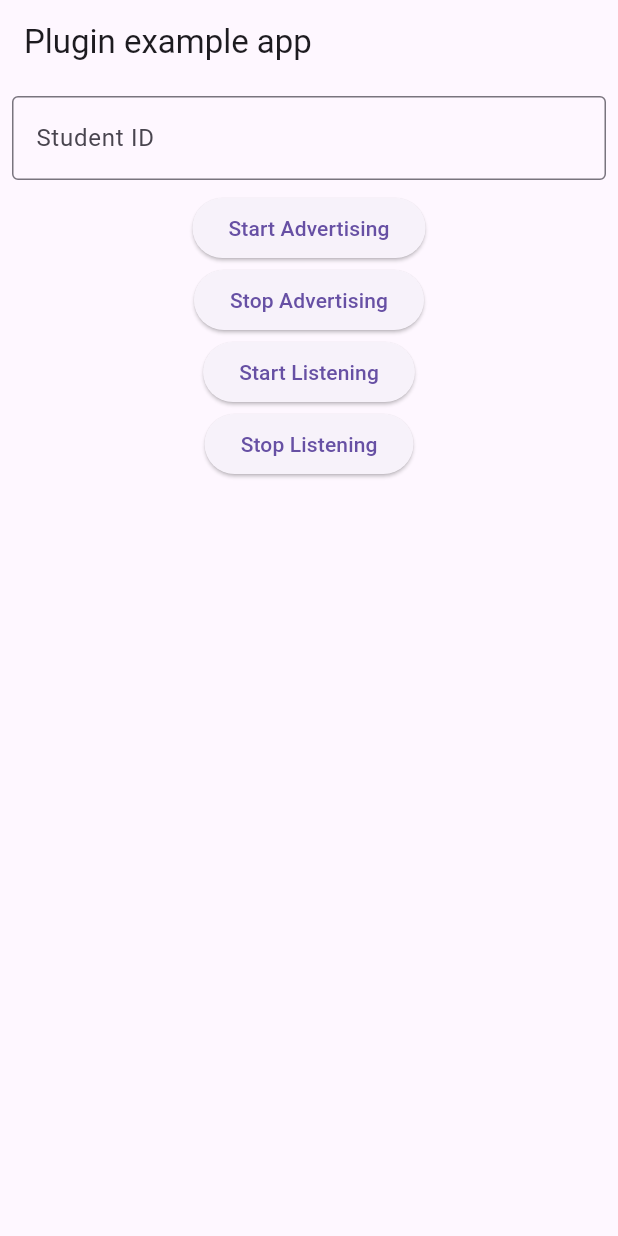
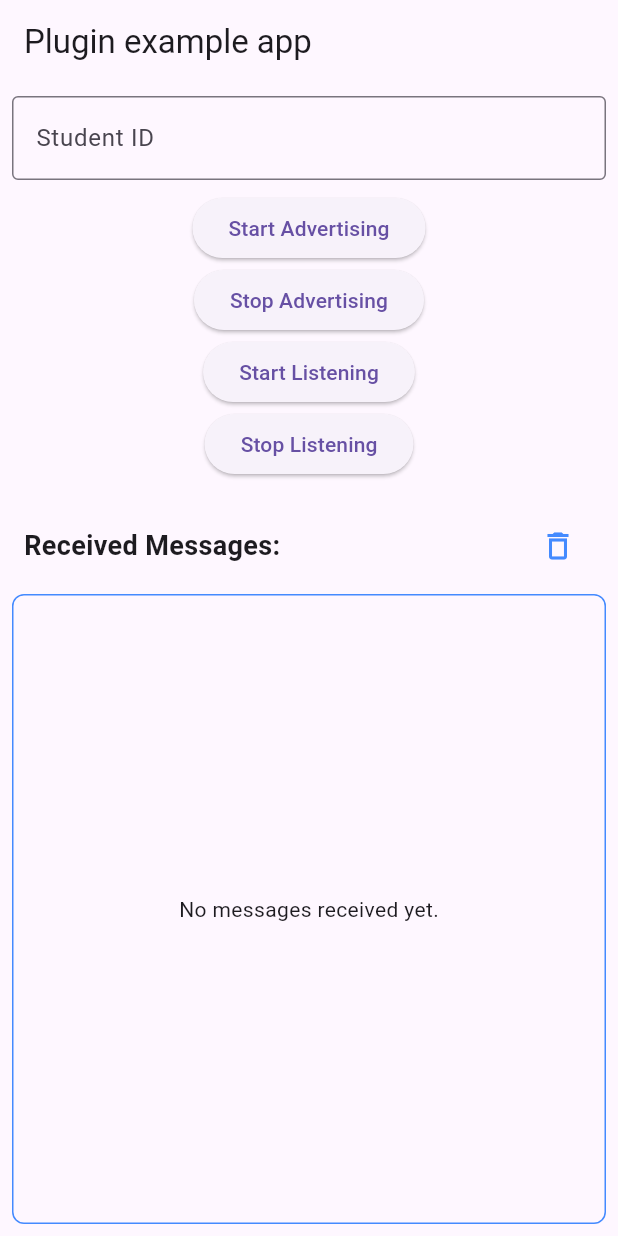
Before and after one commit to ricleta/SmartClassroom, a Flutter app: the screen it shows after launch, on a phone screen of 412 x 824 dp. Run offline on Flutter 3.47's test engine with Material 3 defaults, Android fonts, the phone set to English and light mode, and no system bars; our stand-ins replace permission_handler, plugin_platform_interface.

Commit message:
finished basic BLE scanning

```diff
--- a/example/lib/main.dart
+++ b/example/lib/main.dart
@@ -20,22 +20,42 @@ class _MyAppState extends State<MyApp> {
   String studentId = '';
   List<String> receivedMessages = [];
   final _smartclassroomBlePlugin = SmartclassroomBlePlugin();
+  final ScrollController _scrollController = ScrollController(); // Controller for auto-scrolling
 
   @override
   void initState() {
     super.initState();
     _requestPermissions();
     _smartclassroomBlePlugin.messageStream.listen((message) {
+      // ignore: avoid_print
+      print('Received message: $message');
+      if (message.isNotEmpty && mounted) {
         setState(() {
           receivedMessages.add(message);
         });
+        // Add this part to scroll down
+        WidgetsBinding.instance.addPostFrameCallback((_) {
+          if (_scrollController.hasClients) {
+            _scrollController.animateTo(
+              _scrollController.position.maxScrollExtent,
+              duration: const Duration(milliseconds: 300),
+              curve: Curves.easeOut,
+            );
+          }
         });
+      }
+    });
+  }
+
+  @override
+  void dispose() {
+    _scrollController.dispose(); // Dispose the controller
+    super.dispose();
   }
 
   Future<void> _requestPermissions() async {
     await [Permission.bluetoothScan, Permission.bluetoothAdvertise, Permission.bluetoothConnect].request();
   }
-
 
   @override
   Widget build(BuildContext context) {
@@ -88,12 +108,55 @@ class _MyAppState extends State<MyApp> {
                 },
                 child: const Text('Stop Listening'),
               ),
+              const SizedBox(height: 20),
               Expanded(
-                child: ListView.builder(
+                child: Column(
+                  crossAxisAlignment: CrossAxisAlignment.start,
+                  children: [
+                    Padding(
+                      padding: const EdgeInsets.symmetric(horizontal: 16.0),
+                      child: Row(
+                        mainAxisAlignment: MainAxisAlignment.spaceBetween,
+                        children: [
+                          const Text(
+                            'Received Messages:',
+                            style: TextStyle(fontSize: 18, fontWeight: FontWeight.bold),
+                          ),
+                          IconButton(
+                            icon: const Icon(Icons.delete_outline, color: Colors.blueAccent),
+                            tooltip: 'Clear messages',
+                            onPressed: () {
+                              setState(() {
+                                receivedMessages.clear();
+                              });
+                            },
+                          ),
+                        ],
+                      ),
+                    ),
+                    Expanded(
+                      child: Container(
+                        margin: const EdgeInsets.all(8.0),
+                        decoration: BoxDecoration(
+                          border: Border.all(color: Colors.blueAccent),
+                          borderRadius: BorderRadius.circular(8.0),
+                        ),
+                        child: receivedMessages.isEmpty
+                            ? const Center(
+                                child: Text('No messages received yet.'),
+                              )
+                            : ListView.builder(
+                                controller: _scrollController, // Assign the controller
                                 itemCount: receivedMessages.length,
                                 itemBuilder: (context, index) {
-                    return Text(receivedMessages[index]);
+                                  return ListTile(
+                                    title: Text(receivedMessages[index]),
+                                  );
                                 },
+                              ),
+                      ),
+                    ),
+                  ],
                 ),
               ),
             ],
--- a/lib/smartclassroom_ble_plugin_method_channel.dart
+++ b/lib/smartclassroom_ble_plugin_method_channel.dart
@@ -48,8 +48,10 @@ class MethodChannelSmartclassroomBlePlugin extends SmartclassroomBlePluginPlatfo
 
   Future<void> _handleMethodCall(MethodCall call) async {
     switch (call.method) {
-      case 'studentIdReceived':
+      case 'onStudentIdReceived':
         final studentId = call.arguments as String;
+        // ignore: avoid_print
+        print('####### Received student ID: $studentId');
         _studentIdStreamController.add(studentId);
         break;
       default:
```
Also changed, not shown: 1 other file. Lines whose indentation alone changed are shown as unchanged.
